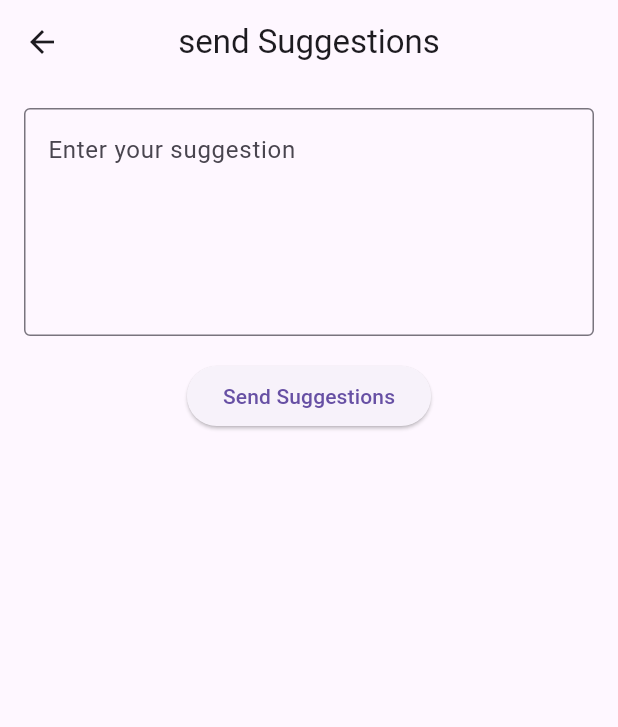
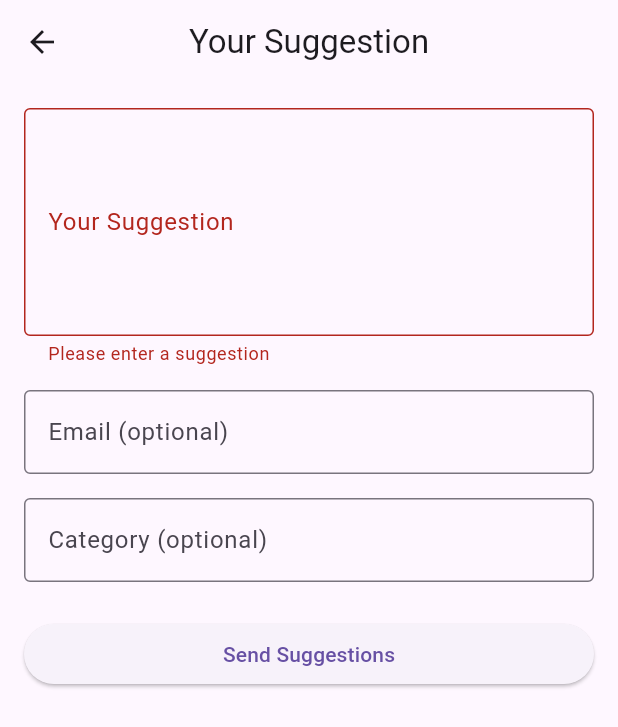
Before and after one commit to Nawras-seagull/happyview, a Flutter app: the SuggestionScreen screen opened directly, after a tap on "Send Suggestions", on a phone screen of 412 x 824 dp. Shown: the top 727 px of the screen. Run offline on Flutter 3.47's test engine with Material 3 defaults, Android fonts, the phone set to English and light mode, and no system bars; our stand-ins replace audioplayers, cached_network_image, cloud_firestore, dio, firebase_core, flutter_cache_manager and 3 more; missing offline and left inert: gal; accounts and stored records are empty; generated files the repository leaves out were written again.

```diff
--- a/lib/l10n/app_en.arb
+++ b/lib/l10n/app_en.arb
@@ -86,13 +86,37 @@
   "@suggestion_message": {
     "description": "Suggestion message"
   },
-  "suggestionTitle": "send Suggestions",
+  "suggestionTitle": "Your Suggestion",
   "@suggestionTitle": {
     "description": "suggestionTitle"
   },
-  "suggestion_placeholder": "Enter your suggestion",
+  "suggestion_placeholder": "Enter your suggestion here...",
   "@suggestion_placeholder": {
     "description": "Suggestion placeholder"
+  },
+  "suggestionValidationEmpty": "Please enter a suggestion",
+  "@suggestionValidationEmpty": {
+    "description": "Suggestion validation error message"
+  },
+  "suggestionValidationLength": "Suggestion must be less than 10 characters",
+  "@suggestionValidationLength": {
+    "description": "Suggestion validation length error message"
+  },
+  "emailLabel": "Email (optional)",
+  "@emailLabel": {
+    "description": "Email label"
+  },
+  "emailHint": "Enter your email if you want a response",
+  "@emailHint": {
+    "description": "Email hint"
+  },
+  "categoryLabel" : "Category (optional)",
+  "@categoryLabel" : {
+    "description": "Category label"
+  },
+  "categoryHint" : "E.g., Feature Request, Bug Report, etc.",
+  "@categoryHint" : {
+    "description": "Category hint"
   },
   "submit": "Send Suggestions",
   "@submit": {
--- a/lib/screens/suggestion_screen.dart
+++ b/lib/screens/suggestion_screen.dart
@@ -1,50 +1,118 @@
 import 'package:flutter/material.dart';
+import 'package:firebase_core/firebase_core.dart';
 import 'package:cloud_firestore/cloud_firestore.dart';
 import 'package:flutter_gen/gen_l10n/app_localizations.dart';
-import 'package:flutter_spinkit/flutter_spinkit.dart';
 
+// Add this to your main.dart or where you initialize Firebase
+Future<void> initializeFirebase() async {
+  await Firebase.initializeApp();
+}
 
-class SuggestionScreen extends StatefulWidget {
-  const SuggestionScreen({super.key});
+/// Service class to handle Firestore operations
+class SuggestionService {
+  final FirebaseFirestore _firestore = FirebaseFirestore.instance;
+
+  /// Submit a suggestion to Firestore as an anonymous user
+  ///
+  /// [content] is required and must be 1-1000 characters
+  /// [email] is optional for contact information
+  /// [category] is optional for categorizing the suggestion
+  Future<DocumentReference> submitSuggestion({
+    required String content,
+    String? email,
+    String? category,
+  }) async {
+    // Validate content length client-side to match security rules
+    if (content.isEmpty || content.length > 200) {
+      throw Exception(
+          "Suggestion content must be between 1 and 200 characters");
+    }
+
+    // Create suggestion data
+    final Map<String, dynamic> suggestionData = {
+      'content': content,
+      'timestamp': FieldValue.serverTimestamp(),
+    };
+
+    // Add optional fields if they exist
+    if (email != null && email.isNotEmpty) {
+      suggestionData['email'] = email;
+    }
+    if (category != null && category.isNotEmpty) {
+      suggestionData['category'] = category;
+    }
+
+    try {
+      // Add the document to Firestore
+      final docRef =
+          await _firestore.collection('suggestions').add(suggestionData);
+      print("Suggestion submitted with ID: ${docRef.id}");
+      return docRef;
+    } catch (error) {
+      print("Error submitting suggestion: $error");
+      throw Exception("Failed to submit suggestion: $error");
+    }
+  }
+}
+
+/// Example widget for submitting suggestions
+class SuggestionForm extends StatefulWidget {
+  const SuggestionForm({Key? key}) : super(key: key);
 
   @override
-  SuggestionScreenState createState() => SuggestionScreenState();
+  _SuggestionFormState createState() => _SuggestionFormState();
 }
 
-class SuggestionScreenState extends State<SuggestionScreen> {
-  final TextEditingController _suggestionController = TextEditingController();
-  final FirebaseFirestore _firestore = FirebaseFirestore.instance;
+class _SuggestionFormState extends State<SuggestionForm> {
+  final _formKey = GlobalKey<FormState>();
+  final _contentController = TextEditingController();
+  final _emailController = TextEditingController();
+  final _categoryController = TextEditingController();
+  final SuggestionService _suggestionService = SuggestionService();
   bool _isSubmitting = false;
 
-  // Submit suggestion to Firestore
-  Future<void> _submitSuggestion() async {
+  @override
+  void dispose() {
+    _contentController.dispose();
+    _emailController.dispose();
+    _categoryController.dispose();
+    super.dispose();
+  }
 
-    if (_suggestionController.text.isEmpty) return;
+  Future<void> _submitForm() async {
+        final localizations = AppLocalizations.of(context)!;
 
+    if (_formKey.currentState!.validate()) {
       setState(() {
         _isSubmitting = true;
       });
 
       try {
-      await _firestore.collection('suggestions').add({
-        'suggestion': _suggestionController.text,
-        'timestamp': FieldValue.serverTimestamp(), // Add a timestamp
-       'retentionPeriod': '50 days' // Add your retention policy
+        await _suggestionService.submitSuggestion(
+          content: _contentController.text,
+          email: _emailController.text,
+          category: _categoryController.text,
+        );
 
-      });
-      _suggestionController.clear(); // Clear the text field
-      if (!mounted) return;
         ScaffoldMessenger.of(context).showSnackBar(
-        SnackBar(content: Text('Thank you for your suggestion!')),
+          SnackBar(content: Text(localizations.suggestion_message)),
         );
-    } catch (e) {
+
+        // Clear the form
+        _contentController.clear();
+        _emailController.clear();
+        _categoryController.clear();
+      } catch (error) {
         ScaffoldMessenger.of(context).showSnackBar(
-        SnackBar(content: Text('Error submitting suggestion: $e')),
+          SnackBar(content: Text('Error: ${error.toString()}')),
         );
       } finally {
+        if (mounted) {
           setState(() {
             _isSubmitting = false;
           });
+        }
+      }
     }
   }
 
@@ -52,31 +120,58 @@ class SuggestionScreenState extends State<SuggestionScreen> {
   Widget build(BuildContext context) {
     final localizations = AppLocalizations.of(context)!;
 
-    return Scaffold(
-      appBar: AppBar(
-        title: Text(localizations.suggestionTitle),
+    return Padding(
+      padding: const EdgeInsets.all(16.0),
+      child: Form(
+        key: _formKey,
+        child: Column(
+          crossAxisAlignment: CrossAxisAlignment.stretch,
+          children: [
+            TextFormField(
+              controller: _contentController,
+              maxLines: 5,
+              decoration: InputDecoration(
+                labelText: localizations.suggestionTitle, // Localized label
+                border: const OutlineInputBorder(),
+                hintText: localizations.suggestion_placeholder, // Localized hint
               ),
-      body: Padding(
-        padding: const EdgeInsets.all(16.0),
-        child: Column(
-          children: [
-            TextField(
-              controller: _suggestionController,
+              validator: (value) {
+                if (value == null || value.isEmpty) {
+                  return localizations
+                      .suggestionValidationEmpty; // Localized validation
+                }
+                if (value.length > 1000) {
+                  return localizations
+                      .suggestionValidationLength; // Localized validation
+                }
+                return null;
+              },
+            ),
+            const SizedBox(height: 16),
+            TextFormField(
+              controller: _emailController,
               decoration: InputDecoration(
-                hintText: localizations.suggestion_placeholder,
-                border: OutlineInputBorder(),
+                labelText: localizations.emailLabel, // Localized label
+                border: const OutlineInputBorder(),
+                hintText: localizations.emailHint, // Localized hint
               ),
-              maxLines: 5, // Allow multiple lines for suggestions
+              keyboardType: TextInputType.emailAddress,
             ),
-            SizedBox(height: 16.0),
+            const SizedBox(height: 16),
+            TextFormField(
+              controller: _categoryController,
+              decoration: InputDecoration(
+                labelText: localizations.categoryLabel, // Localized label
+                border: const OutlineInputBorder(),
+                hintText: localizations.categoryHint, // Localized hint
+              ),
+            ),
+            const SizedBox(height: 24),
             ElevatedButton(
-              onPressed: _isSubmitting ? null : _submitSuggestion,
+              onPressed: _isSubmitting ? null : _submitForm,
               child: _isSubmitting
-                  ? SpinKitThreeInOut(
-                            color: Color.fromARGB(255, 8, 127, 148),
-                            size: 30.0,
-                          )
-                  : Text(localizations.submit),
+                  ? const CircularProgressIndicator()
+                  : Text(localizations.submit), // Localized button text
             ),
           ],
         ),
@@ -84,3 +179,22 @@ class SuggestionScreenState extends State<SuggestionScreen> {
     );
   }
 }
+
+// Example usage in your app
+class SuggestionScreen extends StatelessWidget {
+  const SuggestionScreen({Key? key}) : super(key: key);
+
+  @override
+  Widget build(BuildContext context) {
+    final localizations = AppLocalizations.of(context)!;
+
+    return Scaffold(
+      appBar: AppBar(
+        title: Text(localizations.suggestionTitle), // Localized title
+      ),
+      body: const SingleChildScrollView(
+        child: SuggestionForm(),
+      ),
+    );
+  }
+}
```
Also changed, not shown: lib/l10n/app_ar.arb (+23 -3 lines), lib/l10n/app_tr.arb (+14 -2 lines). Lines whose indentation alone changed are shown as unchanged.
